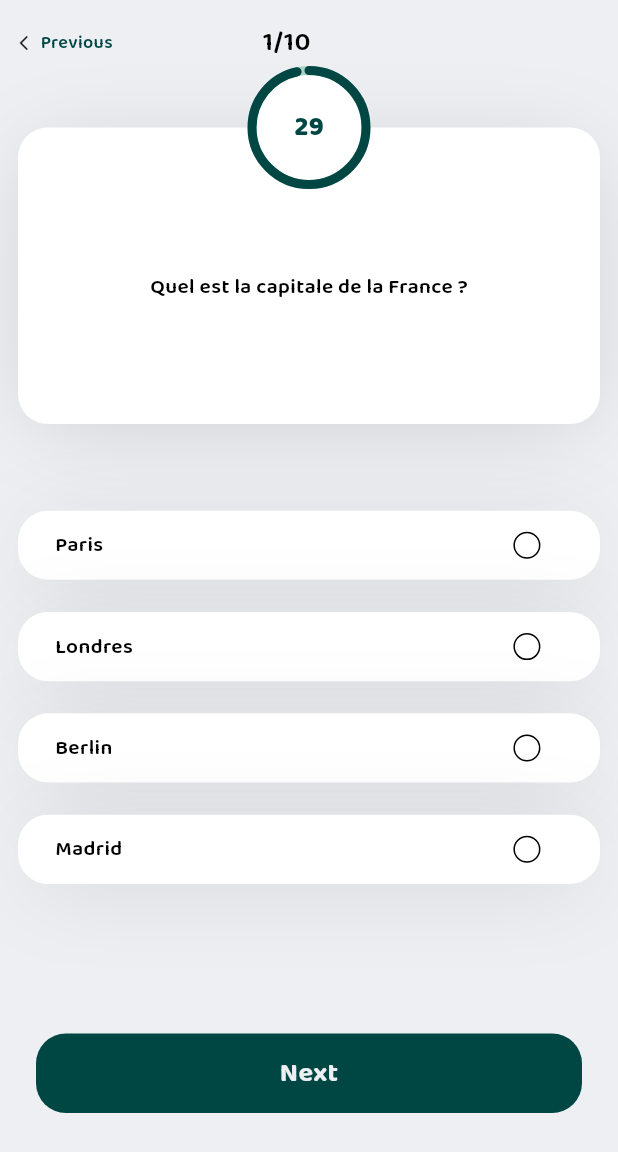
After one commit to kingcortex/quiz_api, a Flutter app: the screen it shows after launch, after a tap on "Start", on a phone screen of 412 x 824 dp. The commit adds this screen. Shown: the top 1152 px of the screen. Run offline on Flutter 3.47's test engine with Material 3 defaults, Android fonts, the phone set to English and light mode, and no system bars; our stand-ins replace gap, google_fonts.

Commit message:
Mardi 13 à 02h 39 , correcteur pas activer

```diff
--- /dev/null
+++ b/lib/components/custom_button.dart
@@ -0,0 +1,74 @@
+import 'dart:async';
+
+import 'package:flutter/material.dart';
+
+import '../theme/app_theme.dart';
+
+class CustomButton extends StatefulWidget {
+  final Function? onTap;
+  final String label;
+  final Color color;
+  const CustomButton(
+      {super.key, this.onTap, required this.label, required this.color});
+
+  @override
+  State<CustomButton> createState() => _CustomButtonState();
+}
+
+class _CustomButtonState extends State<CustomButton> {
+  late Color buttonColor;
+  bool isClicable = true;
+  bool isClicked = false;
+  Timer? _timer;
+
+  @override
+  void initState() {
+    buttonColor = widget.color;
+    super.initState();
+  }
+
+  void changeColor() {
+    setState(() {
+      isClicable = false;
+      buttonColor = widget.color.withOpacity(0.3);
+      isClicked = !isClicked;
+    });
+
+    // Pour Réinitialise la couleur
+    _timer?.cancel();
+    _timer = Timer(const Duration(milliseconds: 100), () {
+      setState(() {
+        buttonColor = widget.color;
+        isClicked = false;
+        isClicable = true;
+      });
+    });
+  }
+
+  @override
+  Widget build(BuildContext context) {
+    return GestureDetector(
+      onTap: () {
+        changeColor();
+        widget.onTap?.call();
+        print("ok");
+      },
+      child: AnimatedContainer(
+        duration: const Duration(milliseconds: 200),
+        curve: Curves.bounceInOut,
+        alignment: Alignment.center,
+        margin: const EdgeInsets.symmetric(horizontal: 24),
+        height: 53,
+        width: double.infinity,
+        decoration: BoxDecoration(
+          color: buttonColor,
+          borderRadius: BorderRadius.circular(20),
+        ),
+        child: Text(
+          widget.label,
+          style: AppTheme.textStyle(fontWeight_: FontWeight.bold),
+        ),
+      ),
+    );
+  }
+}
--- a/lib/components/custom_labe.dart
+++ b/lib/components/custom_labe.dart
@@ -2,15 +2,15 @@ import 'package:flutter/material.dart';
 import 'package:gap/gap.dart';
 import 'package:quiz_api/theme/app_theme.dart';
 
-class CustomLabel extends StatefulWidget {
+class CustomTexField extends StatefulWidget {
   final String labelText;
-  const CustomLabel({super.key, required this.labelText});
+  const CustomTexField({super.key, required this.labelText});
 
   @override
-  State<CustomLabel> createState() => _CustomLabelState();
+  State<CustomTexField> createState() => _CustomLabelState();
 }
 
-class _CustomLabelState extends State<CustomLabel> {
+class _CustomLabelState extends State<CustomTexField> {
   @override
   Widget build(BuildContext context) {
     return Padding(
--- /dev/null
+++ b/lib/components/previous_button.dart
@@ -0,0 +1,32 @@
+import 'package:flutter/material.dart';
+import 'package:gap/gap.dart';
+
+import '../theme/app_theme.dart';
+
+Widget previousButton({Function? onTap, required BuildContext context}) {
+  return GestureDetector(
+    onTap: () {
+      onTap?.call() ?? Navigator.of(context).pop();
+    },
+    child: Padding(
+      padding: const EdgeInsets.all(10),
+      child: Row(
+        children: [
+          const Icon(
+            Icons.arrow_back_ios_rounded,
+            size: 12,
+          ),
+          const Gap(5),
+          Text(
+            "Previous",
+            style: AppTheme.textStyle(
+              color: AppTheme.primaryColor,
+              fontSize: 12,
+              fontWeight_: AppTheme.semiBold,
+            ),
+          ),
+        ],
+      ),
+    ),
+  );
+}
--- /dev/null
+++ b/lib/components/quiz_app_bar.dart
@@ -0,0 +1,36 @@
+import 'package:flutter/material.dart';
+import 'package:gap/gap.dart';
+import 'package:provider/provider.dart';
+import 'package:quiz_api/provider/game_provider.dart';
+
+import '../theme/app_theme.dart';
+import 'previous_button.dart';
+
+class QuizAppBar extends StatefulWidget {
+  const QuizAppBar({super.key});
+
+  @override
+  State<QuizAppBar> createState() => _QuizAppBarState();
+}
+
+class _QuizAppBarState extends State<QuizAppBar> {
+  @override
+  Widget build(BuildContext context) {
+    return Consumer<GameProvider>(builder: (context, gameProvider, child) {
+      return Row(
+        children: [
+          previousButton(context: context),
+          const Gap(90),
+          Text(
+            "${gameProvider.index + 1}/10",
+            style: AppTheme.textStyle(
+              color: Colors.black,
+              fontSize: 18,
+              fontWeight_: AppTheme.semiBold,
+            ),
+          )
+        ],
+      );
+    });
+  }
+}
--- /dev/null
+++ b/lib/components/response_tile.dart
@@ -0,0 +1,86 @@
+import 'package:flutter/material.dart';
+
+import '../theme/app_theme.dart';
+
+class ResponseTile extends StatefulWidget {
+  final Map<String, dynamic> answer;
+  const ResponseTile({super.key, required this.answer});
+
+  @override
+  State<ResponseTile> createState() => _ResponseTileState();
+}
+
+class _ResponseTileState extends State<ResponseTile> {
+  bool isSelected = false;
+  void active() {
+    setState(() {
+      isSelected = !isSelected;
+    });
+  }
+
+  @override
+  Widget build(BuildContext context) {
+    Color activeColor = widget.answer["isCorrect"]
+        ? const Color(0xffABD1C6)
+        : const Color(0xffEF9A9A);
+    return Padding(
+      padding: EdgeInsets.only(bottom: AppTheme.screenHeight(context) * 0.026),
+      child: GestureDetector(
+        onTap: () {
+          setState(() {
+            isSelected = !isSelected;
+          });
+        },
+        child: AnimatedContainer(
+          duration: const Duration(microseconds: 500),
+          curve: Curves.bounceInOut,
+          padding: EdgeInsets.symmetric(
+            vertical: AppTheme.screenHeight(context) * 0.01,
+            horizontal: AppTheme.screenHeight(context) * 0.03,
+          ),
+          height: AppTheme.screenHeight(context) * 0.056,
+          width: MediaQuery.of(context).size.width - 24,
+          decoration: BoxDecoration(
+            color: isSelected ? activeColor : Colors.white,
+            borderRadius: BorderRadius.circular(20),
+            boxShadow: [
+              BoxShadow(
+                color: const Color(0xff000000).withOpacity(0.15),
+                spreadRadius: -10,
+                blurRadius: 50,
+                offset: const Offset(0, 7),
+              )
+            ],
+          ),
+          child: Row(
+            mainAxisAlignment: MainAxisAlignment.spaceBetween,
+            crossAxisAlignment: CrossAxisAlignment.center,
+            children: [
+              Text(
+                widget.answer["text"],
+                style: AppTheme.textStyle(
+                    color: Colors.black,
+                    fontWeight_: AppTheme.semiBold,
+                    fontSize: 14),
+              ),
+              Checkbox(
+                activeColor: AppTheme.primaryColor,
+                side: const BorderSide(
+                  color: Color(0xff000000),
+                  width: 1,
+                ),
+                shape: const CircleBorder(),
+                value: isSelected,
+                onChanged: (value) {
+                  setState(() {
+                    isSelected = !isSelected;
+                  });
+                },
+              )
+            ],
+          ),
+        ),
+      ),
+    );
+  }
+}
--- a/lib/main.dart
+++ b/lib/main.dart
@@ -1,4 +1,6 @@
 import 'package:flutter/material.dart';
+import 'package:provider/provider.dart';
+import 'package:quiz_api/provider/game_provider.dart';
 import 'package:quiz_api/theme/app_theme.dart';
 
 import 'screen/login_page.dart';
@@ -13,9 +15,18 @@ class MyApp extends StatelessWidget {
   // This widget is the root of your application.
   @override
   Widget build(BuildContext context) {
-    return MaterialApp(
+    return MultiProvider(
+      providers: [
+        ChangeNotifierProvider(
+          create: (context) => GameProvider(),
+        )
+      ],
+      child: MaterialApp(
         title: 'Flutter Demo',
         theme: AppTheme.themeData(),
-        home: const LoginPage());
+        home: const LoginPage(),
+        debugShowCheckedModeBanner: false,
+      ),
+    );
   }
 }
--- /dev/null
+++ b/lib/model/question_model.dart
@@ -0,0 +1,17 @@
+class Question {
+  final int id;
+  final String question;
+  final Map<String, dynamic> answerA;
+  final Map<String, dynamic> answerB;
+  final Map<String, dynamic> answerC;
+  final Map<String, dynamic> answerD;
+
+  Question({
+    required this.id,
+    required this.question,
+    required this.answerA,
+    required this.answerB,
+    required this.answerC,
+    required this.answerD,
+  });
+}
--- /dev/null
+++ b/lib/provider/game_provider.dart
@@ -0,0 +1,113 @@
+import 'package:flutter/material.dart';
+
+import '../model/question_model.dart';
+
+class GameProvider extends ChangeNotifier {
+  bool canSelected = true;
+  int index = 0;
+  Question? currentQuestion;
+  List<Question> questions = [
+    Question(
+      id: 1,
+      question: "Quel est la capitale de la France ?",
+      answerA: {"text": "Paris", "isCorrect": true},
+      answerB: {"text": "Londres", "isCorrect": false},
+      answerC: {"text": "Berlin", "isCorrect": false},
+      answerD: {"text": "Madrid", "isCorrect": false},
+    ),
+    Question(
+      id: 2,
+      question: "Quel est la plus grande planète du système solaire ?",
+      answerA: {"text": "Terre", "isCorrect": false},
+      answerB: {"text": "Jupiter", "isCorrect": true},
+      answerC: {"text": "Saturne", "isCorrect": false},
+      answerD: {"text": "Mars", "isCorrect": false},
+    ),
+    Question(
+      id: 3,
+      question: "Qui a peint la Joconde ?",
+      answerA: {"text": "Leonard de Vinci", "isCorrect": true},
+      answerB: {"text": "Vincent Van Gogh", "isCorrect": false},
+      answerC: {"text": "Pablo Picasso", "isCorrect": false},
+      answerD: {"text": "Claude Monet", "isCorrect": false},
+    ),
+    Question(
+      id: 4,
+      question: "Quel est l'océan le plus grand du monde ?",
+      answerA: {"text": "Océan Atlantique", "isCorrect": false},
+      answerB: {"text": "Océan Pacifique", "isCorrect": true},
+      answerC: {"text": "Océan Indien", "isCorrect": false},
+      answerD: {"text": "Océan Arctique", "isCorrect": false},
+    ),
+    Question(
+      id: 5,
+      question: "Quel est le symbole chimique de l'eau ?",
+      answerA: {"text": "H2O", "isCorrect": true},
+      answerB: {"text": "O2", "isCorrect": false},
+      answerC: {"text": "CO2", "isCorrect": false},
+      answerD: {"text": "NH3", "isCorrect": false},
+    ),
+    Question(
+      id: 6,
+      question: "Quel est le président actuel des États-Unis ?",
+      answerA: {"text": "Barack Obama", "isCorrect": false},
+      answerB: {"text": "Joe Biden", "isCorrect": true},
+      answerC: {"text": "Donald Trump", "isCorrect": false},
+      answerD: {"text": "George W. Bush", "isCorrect": false},
+    ),
+    Question(
+      id: 7,
+      question: "Quel est le plus grand désert du monde ?",
+      answerA: {"text": "Le Sahara", "isCorrect": false},
+      answerB: {"text": "Le désert de Gobi", "isCorrect": false},
+      answerC: {"text": "L'Antarctique", "isCorrect": true},
+      answerD: {"text": "Le désert d'Arabie", "isCorrect": false},
+    ),
+    Question(
+      id: 8,
+      question: "Combien de continents y a-t-il sur Terre ?",
+      answerA: {"text": "Cinq", "isCorrect": false},
+      answerB: {"text": "Six", "isCorrect": false},
+      answerC: {"text": "Sept", "isCorrect": true},
+      answerD: {"text": "Huit", "isCorrect": false},
+    ),
+    Question(
+      id: 9,
+      question: "Quel est l'inventeur de la théorie de la relativité ?",
+      answerA: {"text": "Isaac Newton", "isCorrect": false},
+      answerB: {"text": "Galilée", "isCorrect": false},
+      answerC: {"text": "Albert Einstein", "isCorrect": true},
+      answerD: {"text": "Marie Curie", "isCorrect": false},
+    ),
+    Question(
+      id: 10,
+      question: "Quel est le plus haut sommet du monde ?",
+      answerA: {"text": "Mont Everest", "isCorrect": true},
+      answerB: {"text": "Mont Kilimandjaro", "isCorrect": false},
+      answerC: {"text": "Mont Blanc", "isCorrect": false},
+      answerD: {"text": "Mont McKinley", "isCorrect": false},
+    ),
+  ];
+
+  void init() {
+    index = 0;
+    currentQuestion = questions[index];
+  }
+
+  void nextQuestion() {
+    if (index < questions.length) {
+      index++;
+      currentQuestion = questions[index];
+      notifyListeners();
+    }
+    print(index);
+  }
+
+  //Fonction qui se lance quand le user choisie une reponse
+  void corrector({required bool choice, required Function? select}) {
+    if (choice == false) {
+      select;
+    }
+    notifyListeners();
+  }
+}
--- a/lib/screen/login_page.dart
+++ b/lib/screen/login_page.dart
@@ -1,13 +1,22 @@
 import 'package:flutter/material.dart';
 import 'package:gap/gap.dart';
+import 'package:provider/provider.dart';
+import 'package:quiz_api/provider/game_provider.dart';
+import 'package:quiz_api/screen/quiz_page.dart';
 import 'package:quiz_api/theme/app_theme.dart';
 
+import '../components/custom_button.dart';
 import '../components/custom_labe.dart';
 import '../components/logo.dart';
 
-class LoginPage extends StatelessWidget {
+class LoginPage extends StatefulWidget {
   const LoginPage({super.key});
 
+  @override
+  State<LoginPage> createState() => _LoginPageState();
+}
+
+class _LoginPageState extends State<LoginPage> {
   @override
   Widget build(BuildContext context) {
     return Scaffold(
@@ -21,22 +30,17 @@ class LoginPage extends StatelessWidget {
             children: [
               const Gap(20),
               const Logo(),
-              const CustomLabel(
+              const CustomTexField(
                 labelText: "Enter your name",
               ),
-              Container(
-                alignment: Alignment.center,
-                margin: const EdgeInsets.symmetric(horizontal: 24),
-                height: 53,
-                width: double.infinity,
-                decoration: BoxDecoration(
-                  color: AppTheme.yellow,
-                  borderRadius: BorderRadius.circular(20),
-                ),
-                child: Text(
-                  "Strart",
-                  style: AppTheme.textStyle(fontWeight_: FontWeight.bold),
-                ),
+              CustomButton(
+                onTap: () {
+                  Provider.of<GameProvider>(context, listen: false).init();
+                  Navigator.push(context,
+                      MaterialPageRoute(builder: (context) => const QuizScren()));
+                },
+                label: "Start",
+                color: AppTheme.yellow,
               )
             ],
           ),
--- /dev/null
+++ b/lib/screen/quiz_page.dart
@@ -0,0 +1,188 @@
+import 'dart:async';
+
+import 'package:flutter/material.dart';
+import 'package:gap/gap.dart';
+import 'package:provider/provider.dart';
+import 'package:quiz_api/components/custom_button.dart';
+import 'package:quiz_api/components/quiz_app_bar.dart';
+import 'package:quiz_api/components/response_tile.dart';
+import 'package:quiz_api/model/question_model.dart';
+import 'package:quiz_api/provider/game_provider.dart';
+import 'package:quiz_api/theme/app_theme.dart';
+
+class QuizScren extends StatefulWidget {
+  const QuizScren({super.key});
+
+  @override
+  State<QuizScren> createState() => _QuizScrenState();
+}
+
+class _QuizScrenState extends State<QuizScren> {
+  late Question currentQuestion;
+  @override
+  void initState() {
+    currentQuestion =
+        Provider.of<GameProvider>(context, listen: false).currentQuestion!;
+    super.initState();
+  }
+
+  @override
+  Widget build(BuildContext context) {
+    return Scaffold(
+      backgroundColor: AppTheme.primeryTextColor,
+      body: SafeArea(
+        child: Column(
+          children: [
+            Gap(10),
+            QuizAppBar(),
+            QuizSection(
+              question: currentQuestion,
+            ),
+          ],
+        ),
+      ),
+    );
+  }
+}
+
+class QuizSection extends StatefulWidget {
+  final Question question;
+  const QuizSection({
+    super.key,
+    required this.question,
+  });
+
+  @override
+  State<QuizSection> createState() => _QuizSectionState();
+}
+
+class _QuizSectionState extends State<QuizSection> {
+  int maxSeconds = 30;
+  late int seconds = maxSeconds;
+  late Timer timer;
+
+  @override
+  void initState() {
+    seconds = maxSeconds;
+    timer = Timer.periodic(
+      const Duration(seconds: 1),
+      (timer) {
+        if (seconds > 0) {
+          setState(() {
+            seconds--;
+          });
+        }
+      },
+    );
+    super.initState();
+  }
+
+  @override
+  void dispose() {
+    timer.cancel();
+    super.dispose();
+  }
+
+  @override
+  Widget build(BuildContext context) {
+    double rectangleHeight = MediaQuery.of(context).size.height * 0.24;
+    double rectangleWidth = MediaQuery.of(context).size.width - 24;
+    double circleRaduis = AppTheme.screenHeight(context) * 0.0922;
+    return Consumer<GameProvider>(builder: (context, gameProvider, child) {
+      List<Map<String, dynamic>> answers = [
+        gameProvider.currentQuestion!.answerA,
+        gameProvider.currentQuestion!.answerB,
+        gameProvider.currentQuestion!.answerC,
+        gameProvider.currentQuestion!.answerD,
+      ];
+      return Column(
+        children: [
+          Stack(
+            children: [
+              Container(
+                margin: EdgeInsets.only(
+                    top: AppTheme.screenHeight(context) * 0.0922 / 2),
+                height: rectangleHeight,
+                width: rectangleWidth,
+                decoration: BoxDecoration(
+                  color: Colors.white,
+                  borderRadius: BorderRadius.circular(20),
+                  boxShadow: [
+                    BoxShadow(
+                      color: const Color(0xff000000).withOpacity(0.15),
+                      spreadRadius: -10,
+                      blurRadius: 50,
+                      offset: const Offset(0, 7),
+                    )
+                  ],
+                ),
+                child: Center(
+                  child: Padding(
+                    padding: EdgeInsets.only(
+                      left: rectangleWidth * 0.06,
+                      right: rectangleWidth * 0.06,
+                      top: circleRaduis / 2,
+                      bottom: rectangleWidth * 0.06,
+                    ),
+                    child: Consumer<GameProvider>(
+                        builder: (context, gameProvider, child) {
+                      return Text(
+                        gameProvider.currentQuestion!.question,
+                        style: AppTheme.textStyle(
+                          color: Colors.black,
+                          fontWeight_: AppTheme.semiBold,
+                          fontSize: 14,
+                        ),
+                      );
+                    }),
+                  ),
+                ),
+              ),
+              Positioned(
+                right: rectangleWidth / 2 - circleRaduis / 2,
+                child: Container(
+                  height: circleRaduis,
+                  width: circleRaduis,
+                  decoration: const BoxDecoration(
+                    color: Colors.white,
+                    shape: BoxShape.circle,
+                  ),
+                  child: Stack(
+                    fit: StackFit.expand,
+                    children: [
+                      CircularProgressIndicator(
+                        color: AppTheme.primaryColor,
+                        backgroundColor: const Color(0xffABD1C6),
+                        value: seconds / maxSeconds,
+                        strokeWidth: 6,
+                        strokeCap: StrokeCap.round,
+                      ),
+                      Center(
+                        child: Text(
+                          "$seconds",
+                          style: AppTheme.textStyle(
+                            color: AppTheme.primaryColor,
+                            fontWeight_: FontWeight.w900,
+                          ),
+                        ),
+                      )
+                    ],
+                  ),
+                ),
+              ),
+            ],
+          ),
+          Gap(MediaQuery.of(context).size.height * 0.07),
+          for (var i = 0; i < 4; i++) ResponseTile(answer: answers[i]),
+          Gap(AppTheme.screenHeight(context) * 0.095),
+          CustomButton(
+            onTap:
+                Provider.of<GameProvider>(context, listen: false).nextQuestion,
+            label: "Next",
+            color: AppTheme.primaryColor,
+          )
+        ],
+      );
+    });
+  }
+}
--- a/lib/theme/app_theme.dart
+++ b/lib/theme/app_theme.dart
@@ -8,7 +8,15 @@ class AppTheme {
   static double fontSiseBase = 18.0;
   static FontWeight fontWeight = FontWeight.w500;
   static Color yellow = const Color(0xffF8C660);
-  static FontWeight  semiBold = FontWeight.w600;
+  static FontWeight semiBold = FontWeight.w600;
+
+  static double screenHeight(BuildContext context) {
+    return MediaQuery.of(context).size.height;
+  }
+
+  static double screenWidth(BuildContext context) {
+    return MediaQuery.of(context).size.width;
+  }
 
   static ThemeData themeData() {
     return ThemeData(
--- a/pubspec.yaml
+++ b/pubspec.yaml
@@ -37,6 +37,7 @@ dependencies:
   cupertino_icons: ^1.0.2
   google_fonts: ^6.1.0
   gap: ^3.0.1
+  provider: ^6.1.1
 
 dev_dependencies:
   flutter_test:
```
Also changed, not shown: pubspec.lock.
